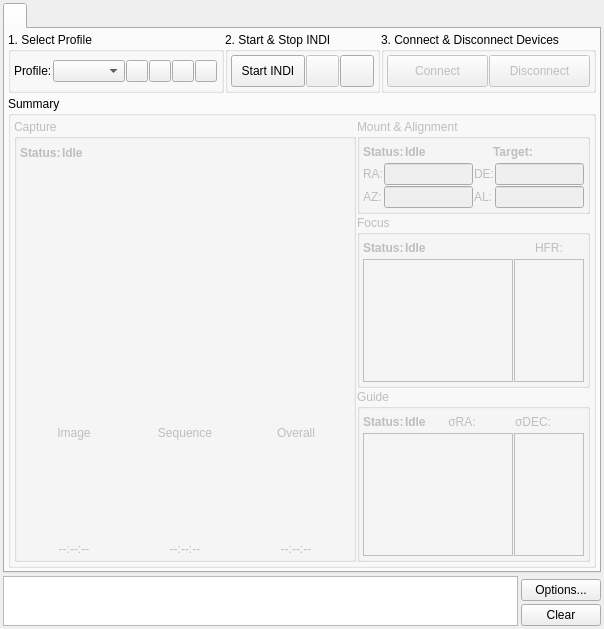
The window that kstars/ekos/ekosmanager.ui (KDE/kstars) describes before a commit, drawn with Qt 5.
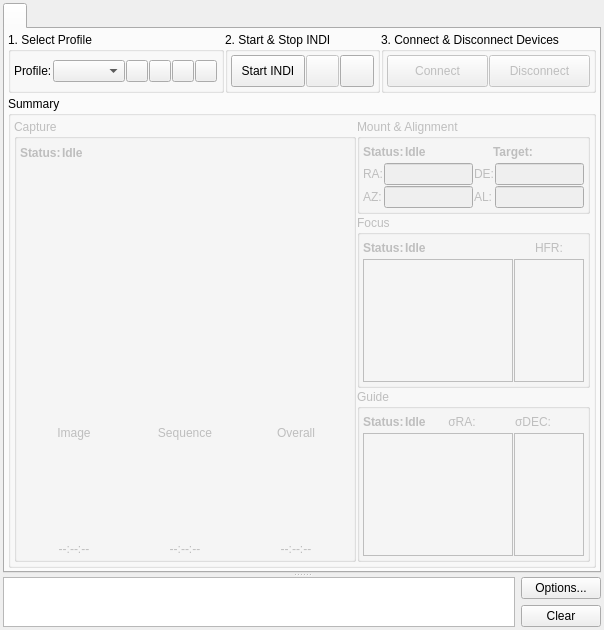
The same window after the commit. Custom widgets are drawn as their Qt base class.

Commit message: Add splitter to Ekos GUI

```diff
--- a/kstars/ekos/ekosmanager.ui
+++ b/kstars/ekos/ekosmanager.ui
@@ -27,7 +27,7 @@
   </property>
   <layout class="QVBoxLayout" name="verticalLayout_15">
    <property name="spacing">
-    <number>3</number>
+    <number>1</number>
    </property>
    <property name="leftMargin">
     <number>3</number>
@@ -42,6 +42,10 @@
     <number>3</number>
    </property>
    <item>
+    <widget class="QSplitter" name="splitter">
+     <property name="orientation">
+      <enum>Qt::Vertical</enum>
+     </property>
     <widget class="QTabWidget" name="toolsWidget">
      <property name="sizePolicy">
       <sizepolicy hsizetype="Preferred" vsizetype="Preferred">
@@ -1407,9 +1411,8 @@
       </layout>
      </widget>
     </widget>
-   </item>
-   <item>
-    <layout class="QHBoxLayout" name="horizontalLayout_2">
+     <widget class="QWidget" name="">
+      <layout class="QHBoxLayout" name="bottomLayout">
      <item>
       <widget class="QPlainTextEdit" name="ekosLogOut">
        <property name="sizePolicy">
@@ -1473,6 +1476,8 @@
       </layout>
      </item>
     </layout>
+     </widget>
+    </widget>
    </item>
   </layout>
  </widget>
```
Left out of the diff: 2 changed lines with no effect on the pictures. Lines whose indentation alone changed are shown as unchanged.
